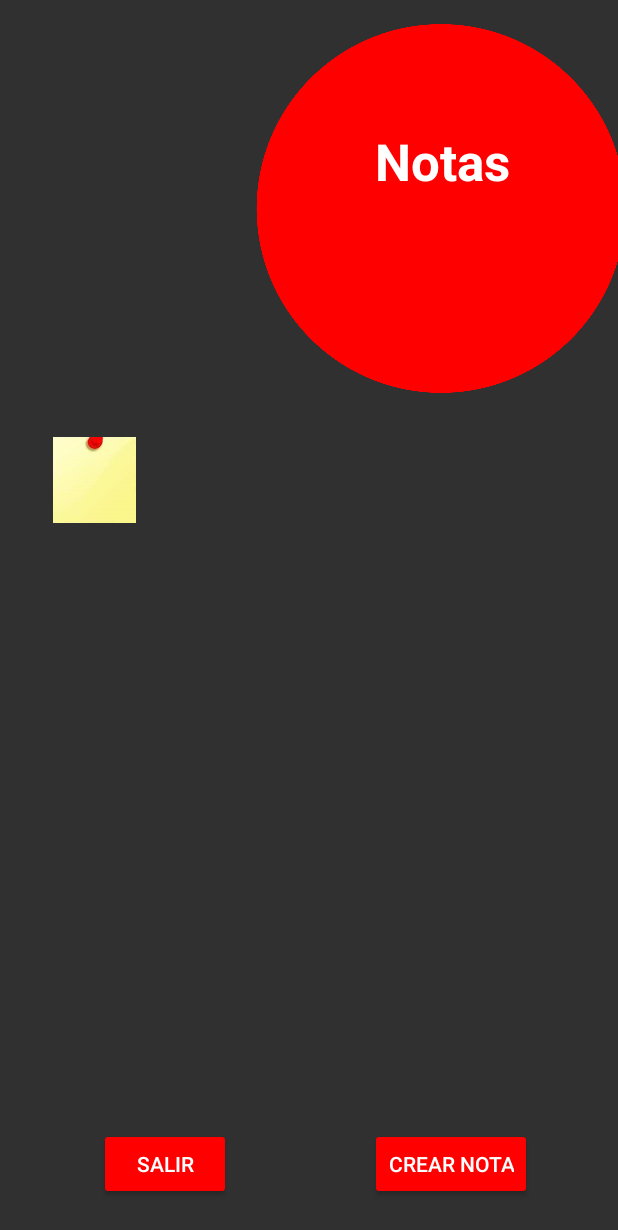
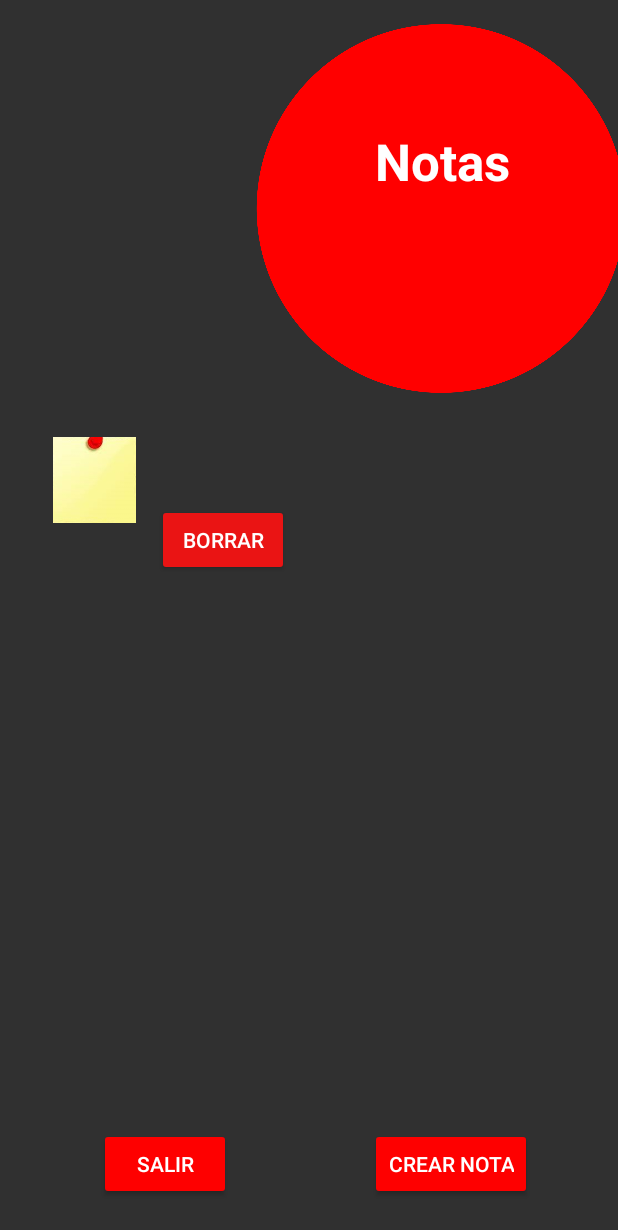
Before and after one commit to CalidadG7-2022-2023/Application, an Android app: the NotesView screen opened directly, with no data from a screen before it, on a phone screen of 412 x 824 dp. Shown: the top 1230 px of the screen. Run offline under Robolectric (Android 15) with nearby library versions, the phone set to English and light mode, and no system bars.

Commit message:
added delete notes

```diff
--- a/app/src/main/java/com/example/myapplication/database/TableNotes.java
+++ b/app/src/main/java/com/example/myapplication/database/TableNotes.java
@@ -2,9 +2,12 @@ package com.example.myapplication.database;
 
 import com.example.myapplication.model.Note;
 
+import java.util.Collection;
 import java.util.List;
 
 public interface TableNotes {
     long insertData(Note note, String name);
     List<Note> obtainNotes();
+    Note deleteNote(String title);
+    Collection<Note> obtainAllNotes();
 }
--- a/app/src/main/java/com/example/myapplication/view/NotesViewAdapter.java
+++ b/app/src/main/java/com/example/myapplication/view/NotesViewAdapter.java
@@ -1,9 +1,11 @@
 package com.example.myapplication.view;
 
+import android.annotation.SuppressLint;
 import android.content.Context;
 import android.view.LayoutInflater;
 import android.view.View;
 import android.view.ViewGroup;
+import android.widget.Button;
 import android.widget.ImageView;
 import android.widget.TextView;
 
@@ -11,9 +13,15 @@ import androidx.annotation.NonNull;
 import androidx.recyclerview.widget.RecyclerView;
 
 import com.example.myapplication.R;
+import com.example.myapplication.database.EligaNotesDB;
+import com.example.myapplication.database.SQLiteTableNotes;
+import com.example.myapplication.model.Note;
+
+import java.util.List;
 
 // Esto es para tener acceso a la vista custom de las notas con los iconos y eso, extiende el adapter del recycleview
 public class NotesViewAdapter extends RecyclerView.Adapter<NotesViewAdapter.ViewHolder>{
+
     Context context;
 
     String[] nombreNotas;
@@ -27,6 +35,7 @@ public class NotesViewAdapter extends RecyclerView.Adapter<NotesViewAdapter.View
         TextView rowName;
         TextView rowDescription;
         ImageView rowImage;
+        Button deleteButton;
 
         public ViewHolder(@NonNull View itemView) {
             super(itemView);
@@ -34,6 +43,7 @@ public class NotesViewAdapter extends RecyclerView.Adapter<NotesViewAdapter.View
             rowName = itemView.findViewById(R.id.textView1);
             rowDescription = itemView.findViewById(R.id.textView4);
             rowImage = itemView.findViewById(R.id.imageView);
+            deleteButton = itemView.findViewById(R.id.button3);
         }
 
     }
@@ -61,11 +71,28 @@ public class NotesViewAdapter extends RecyclerView.Adapter<NotesViewAdapter.View
 
 
     @Override
-    public void onBindViewHolder(@NonNull ViewHolder holder, int position) {
+    public void onBindViewHolder(@NonNull ViewHolder holder, @SuppressLint("RecyclerView") int position) {
 
         holder.rowName.setText(nombreNotas[position]);
         holder.rowDescription.setText(descripcionNotas[position]);
         holder.rowImage.setImageResource(imagenes[0]);
+
+        SQLiteTableNotes db = new SQLiteTableNotes(holder.rowImage.getContext());
+        holder.deleteButton.setOnClickListener(new View.OnClickListener() {
+            @Override
+            public void onClick(View view) {
+                db.deleteNote(nombreNotas[position]);
+                List<Note> listaNotas = db.obtainNotes();
+                nombreNotas = new String[listaNotas.size()];
+                descripcionNotas = new String[listaNotas.size()];
+                for(int i = 0; i < listaNotas.size(); i++){
+                    nombreNotas[i] = listaNotas.get(i).getTitle() ;
+                    descripcionNotas[i] = listaNotas.get(i).getText();
+
+                }
+                notifyDataSetChanged();
+            }
+        });
 
     }
 
--- a/app/src/main/res/layout/listanotaindividual.xml
+++ b/app/src/main/res/layout/listanotaindividual.xml
@@ -23,11 +23,19 @@
             android:text="Titulo de nota"
             android:textSize="20sp"
             android:id="@+id/textView1"/>
+
         <TextView
             android:layout_width="wrap_content"
             android:layout_height="wrap_content"
             android:text="Descripcion de nota"
             android:textSize="20sp"
             android:id="@+id/textView4"/>
+
+        <Button
+            android:id="@+id/button3"
+            android:layout_width="wrap_content"
+            android:layout_height="wrap_content"
+            android:backgroundTint="#EA1414"
+            android:text="Borrar" />
     </LinearLayout>
 </LinearLayout>
```
